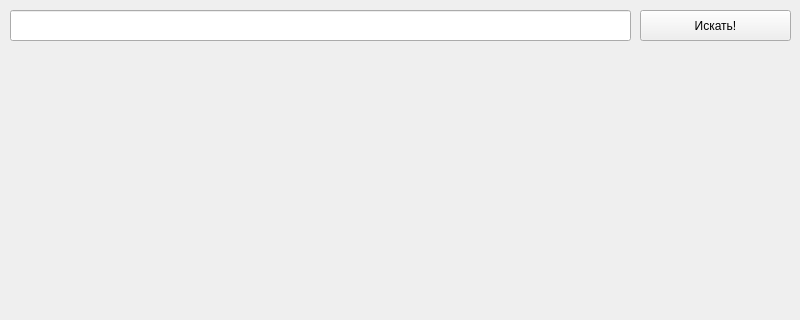
The window that ui_files/main_window.ui (ANDREYKAUS/maps_api) describes before a commit, drawn with Qt 5; both pictures show x 0 to 800 and y 0 to 320 of the 800 by 600 pixel window.
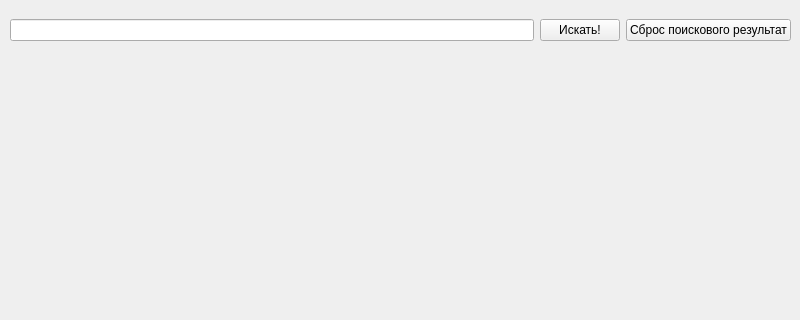
The same window after the commit.

What changed in the file:
```diff
--- a/ui_files/main_window.ui
+++ b/ui_files/main_window.ui
@@ -14,34 +14,11 @@
    <string>Карты</string>
   </property>
   <widget class="QWidget" name="centralwidget">
-   <widget class="QLineEdit" name="search_input">
-    <property name="geometry">
-     <rect>
-      <x>10</x>
-      <y>10</y>
-      <width>621</width>
-      <height>31</height>
-     </rect>
-    </property>
-   </widget>
-   <widget class="QPushButton" name="search_button">
-    <property name="geometry">
-     <rect>
-      <x>640</x>
-      <y>10</y>
-      <width>151</width>
-      <height>31</height>
-     </rect>
-    </property>
-    <property name="text">
-     <string>Искать!</string>
-    </property>
-   </widget>
    <widget class="QLabel" name="image_label">
     <property name="geometry">
      <rect>
-      <x>10</x>
-      <y>50</y>
+      <x>0</x>
+      <y>60</y>
       <width>781</width>
       <height>475</height>
      </rect>
@@ -56,6 +33,35 @@
      <set>Qt::AlignCenter</set>
     </property>
    </widget>
+   <widget class="QWidget" name="horizontalLayoutWidget">
+    <property name="geometry">
+     <rect>
+      <x>10</x>
+      <y>0</y>
+      <width>781</width>
+      <height>61</height>
+     </rect>
+    </property>
+    <layout class="QHBoxLayout" name="horizontalLayout">
+     <item>
+      <widget class="QLineEdit" name="search_input"/>
+     </item>
+     <item>
+      <widget class="QPushButton" name="search_button">
+       <property name="text">
+        <string>Искать!</string>
+       </property>
+      </widget>
+     </item>
+     <item>
+      <widget class="QPushButton" name="clean_button">
+       <property name="text">
+        <string>Сброс поискового результат</string>
+       </property>
+      </widget>
+     </item>
+    </layout>
+   </widget>
   </widget>
   <widget class="QMenuBar" name="menubar">
    <property name="geometry">
```
Left out of the diff: 2 changed lines with no effect on the pictures.
